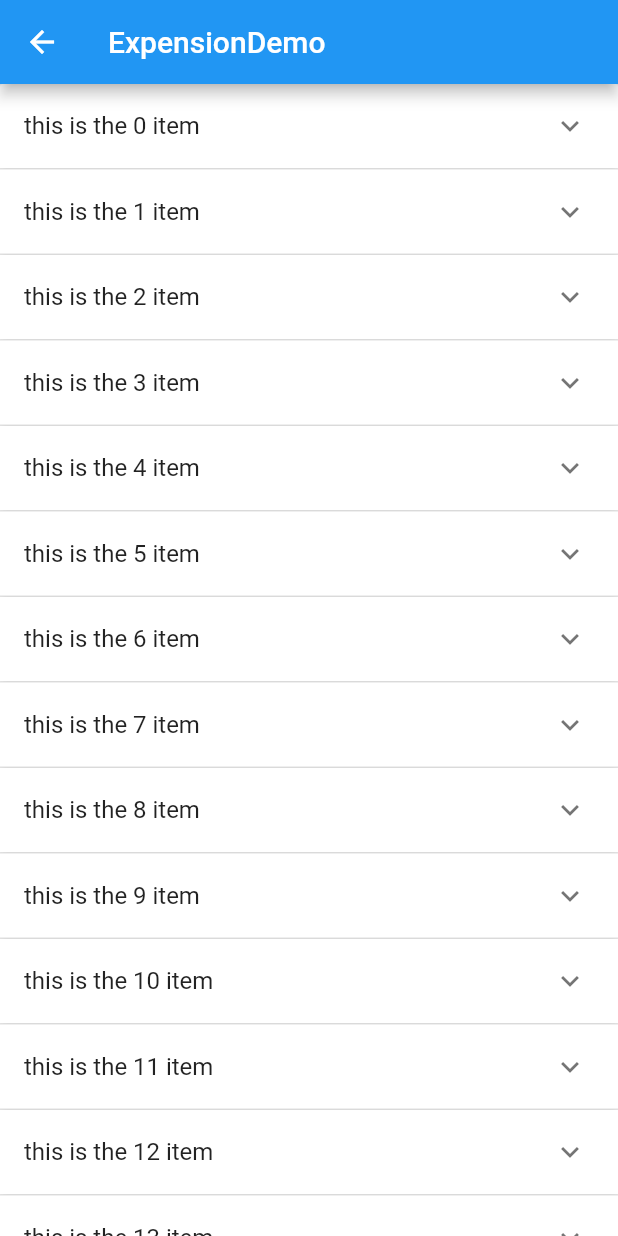
After one commit to justForL/FlutterDemos, a Flutter app: the ExpentionDemo screen opened directly, on a phone screen of 412 x 824 dp. The commit adds this screen. Run offline on Flutter 3.47's test engine with Material 2 defaults, Android fonts, the phone set to English and light mode, and no system bars.

```diff
--- /dev/null
+++ b/lib/Moudle/Home/ExpentionDemo.dart
@@ -0,0 +1,87 @@
+import 'dart:developer';
+
+import 'package:flutter/material.dart';
+import 'package:flutter/widgets.dart';
+
+void main() => runApp(ExpentionDemo());
+
+class ExpentionDemo extends StatefulWidget {
+  @override
+  State createState() => _ExpentionDemoState();
+}
+
+class _ExpentionDemoState extends State<ExpentionDemo> {
+  List<ExpantionDemoBean> _expandStateList;
+  List<int> _mList;
+  int _currentPanelIndex = -1;
+
+  @override
+  void initState() {
+    super.initState();
+    _expandStateList = List();
+    _mList = List();
+    for (var i = 0; i < 20; i++) {
+      _mList.add((i));
+      _expandStateList.add(ExpantionDemoBean(i, false));
+    }
+  }
+
+  @override
+  Widget build(BuildContext context) {
+    return Scaffold(
+      appBar: AppBar(title: Text("ExpensionDemo")),
+      body: SingleChildScrollView(
+        child: ExpansionPanelList(
+          expansionCallback: (index, bol) {
+            setState(() {
+              _expandStateList[index].isOpen = !_expandStateList[index].isOpen;
+            });
+          },
+          children: _expandStateList.map((ExpantionDemoBean item) {
+            return ExpansionPanel(
+                body: ListTile(
+                  title: Text(item.index.toString()),
+                ),
+                isExpanded: item.isOpen,
+                headerBuilder: (BuildContext context, bool isExpanded) {
+                  return ListTile(
+                    title: Text('this is the ' + item.index.toString() + ' item'),
+                  );
+                });
+          }).toList(),
+        ),
+      ),
+    );
+  }
+}
+
+class ExpantionDemoItem extends StatelessWidget {
+  @override
+  Widget build(BuildContext context) {
+    return Center(
+      child: ExpansionTile(
+        title: Text("james"),
+        // initiallyExpanded: true,
+        // leading: Icon(Icons.add),
+        trailing: Icon(Icons.menu),
+        children: <Widget>[
+          GestureDetector(
+            onTap: () {
+              print("onTap");
+            },
+            child: ListTile(
+              title: Text('title'),
+              subtitle: Text("desc"),
+            ),
+          )
+        ],
+      ),
+    );
+  }
+}
+
+class ExpantionDemoBean {
+  bool isOpen;
+  int index;
+  ExpantionDemoBean(this.index, this.isOpen);
+}
```
Also changed, not shown: lib/Moudle/Home/HomeList.dart (+18 -2 lines), lib/Moudle/Home/ScrollToTopDemo.dart (added, +48 -0 lines), lib/main.dart (+6 -2 lines).
